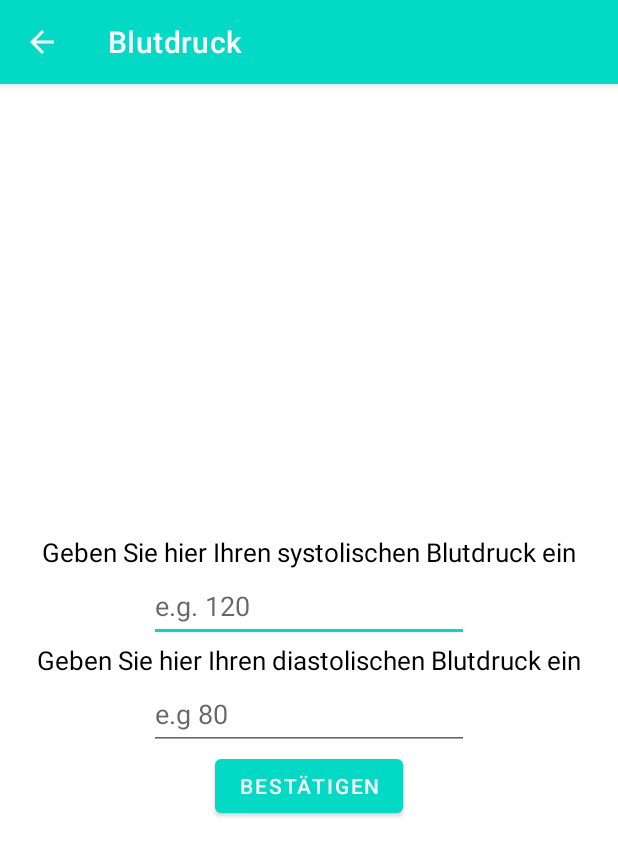
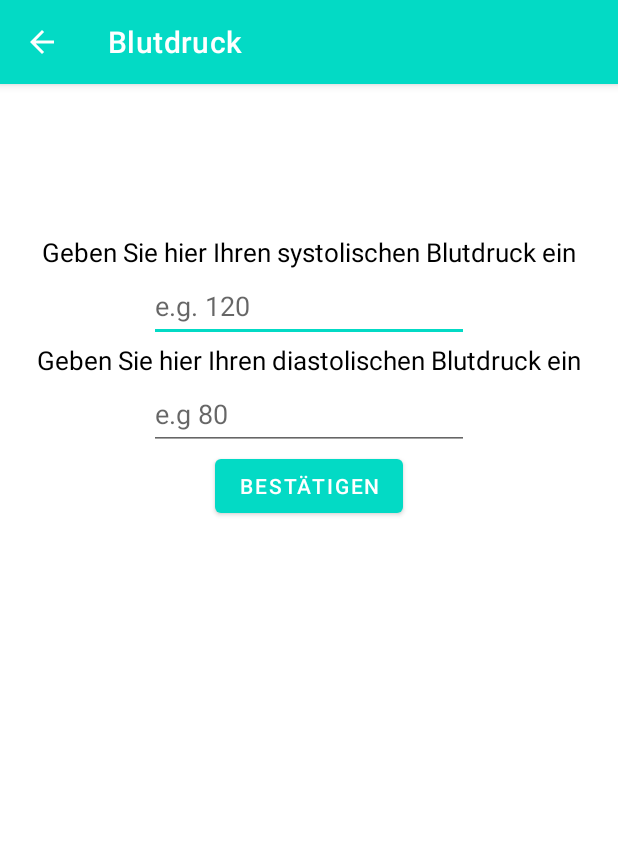
Before and after one commit to dominiklandl/HealthApp, an Android app: the BlutdruckActivity screen opened directly, with no data from a screen before it, on a phone screen of 412 x 824 dp. Shown: the top 856 px of the screen. Run offline under Robolectric (Android 15) with nearby library versions, the phone set to English and light mode, and no system bars.

Commit message:
UI final touches 2

```diff
--- a/app/src/main/java/com/healthapp/DateClickedActivity.java
+++ b/app/src/main/java/com/healthapp/DateClickedActivity.java
@@ -69,7 +69,7 @@ public class DateClickedActivity extends AppCompatActivity {
         spo2.setText(String.valueOf(spo2Value)+ " %");
 
 
-        String warnanzeige = "Achtung! Folgende Werte weichen von den Normwerten ab, ist dies über einen längeren Zeitraum der Fall, wird empfohlen einen Arzt aufzusuchen -> ";
+        String warnanzeige = "Achtung! Folgende Werte weichen von den Normwerten ab. Ist dies über einen längeren Zeitraum der Fall, wird empfohlen einen Arzt aufzusuchen -> ";
         int a=0;
         SharedPreferences shRead = getSharedPreferences("UserDataSharedPref", Context.MODE_PRIVATE);
         int ageShared = shRead.getInt("age", 0);
--- a/app/src/main/java/com/healthapp/ProfileFragment.java
+++ b/app/src/main/java/com/healthapp/ProfileFragment.java
@@ -147,8 +147,8 @@ public class ProfileFragment extends Fragment {
         nameView.setText("Name: ");
         ageView.setText("Alter: " );
         }else {
-            nameView.setText("Name: " + nameSharedProfile);
-            ageView.setText("Alter: " + ageSharedProfile);
+            nameView.setText("Name:  " + nameSharedProfile);
+            ageView.setText("Alter:  " + ageSharedProfile);
         }
 
 
--- a/app/src/main/res/layout/activity_blutdruck.xml
+++ b/app/src/main/res/layout/activity_blutdruck.xml
@@ -11,7 +11,7 @@
         android:layout_width="wrap_content"
         android:layout_height="wrap_content"
         android:layout_centerHorizontal="true"
-        android:layout_above="@+id/Textfieldblutdruckd"
+        android:layout_below="@id/Textfieldblutdrucks"
         android:ems="10"
         android:hint="e.g. 120"
         android:inputType="number"
@@ -42,7 +42,7 @@
         android:id="@+id/Textfieldblutdrucks"
         android:layout_width="wrap_content"
         android:layout_height="wrap_content"
-        android:layout_above="@id/Blutdrucks"
+        android:layout_marginTop="100dp"
         android:layout_centerHorizontal="true"
         android:text="Geben Sie hier Ihren systolischen Blutdruck ein"
         android:textSize="17sp" />
@@ -51,7 +51,8 @@
         android:id="@+id/Textfieldblutdruckd"
         android:layout_width="wrap_content"
         android:layout_height="wrap_content"
-        android:layout_centerInParent="true"
+        android:layout_below="@id/Blutdrucks"
+        android:layout_centerHorizontal="true"
         android:text="Geben Sie hier Ihren diastolischen Blutdruck ein"
         android:textSize="17sp" />
 
@@ -61,7 +62,6 @@
         android:layout_height="81dp"
         android:layout_centerHorizontal="true"
         android:layout_below="@+id/button"
-        android:layout_marginTop="50dp"
         android:text="!Ihr Blutdruck weicht von den Normwerten ab. Ist dies über mehrere Tage der Fall, wird empfohlen einen Arzt aufzusuchen!"
         android:textColor="@color/red"
         android:textSize="15sp"
@@ -71,9 +71,8 @@
         android:id="@+id/Save"
         android:layout_width="wrap_content"
         android:layout_height="wrap_content"
-        android:layout_above="@+id/Textfieldblutdrucks"
-        android:layout_marginBottom="32dp"
         android:layout_centerHorizontal="true"
+        android:layout_marginTop="68dp"
         android:text="Werte wurden gespeichert"
         android:textColor="@color/green"
         android:textSize="17sp"
```
